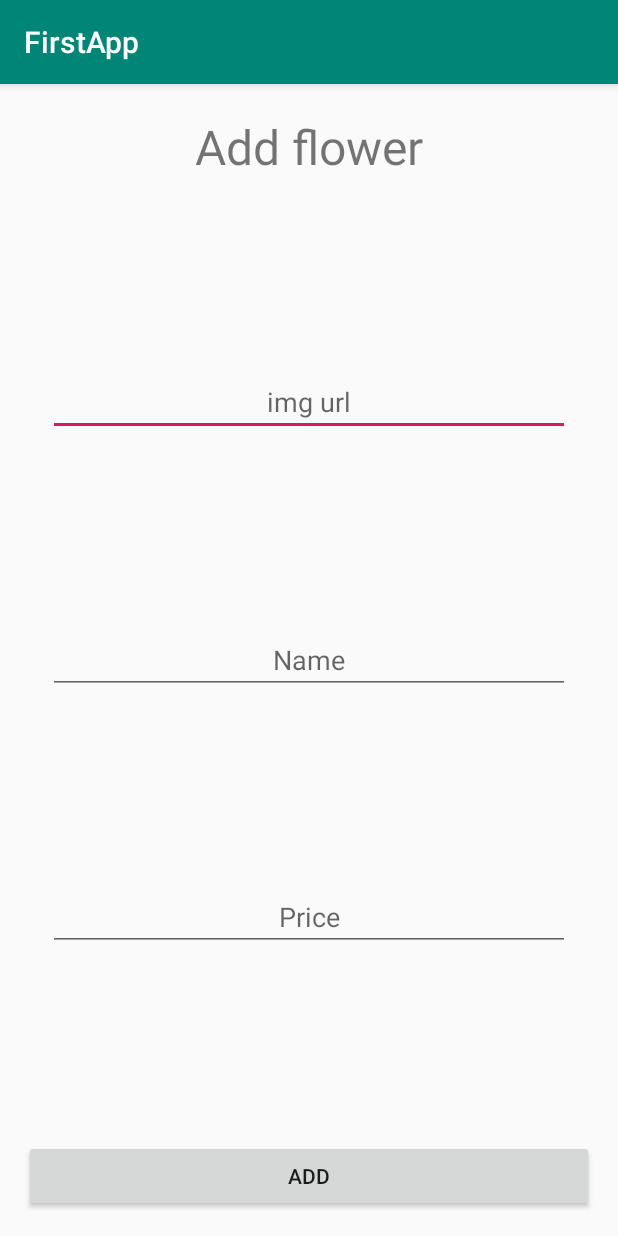
After one commit to devAlexanderKonopelko/TeachMeSkills-Android, an Android app: the AddFlowerActivity screen opened directly, with no data from a screen before it, on a phone screen of 412 x 824 dp. The commit adds this screen. Run offline under Robolectric (Android 15) with nearby library versions, the phone set to English and light mode, and no system bars.

Commit message:
Flowers app
Flowers app added. Worked with fragments, ViewModel and ect.

```diff
--- a/FirstApp/app/build.gradle
+++ b/FirstApp/app/build.gradle
@@ -34,6 +34,9 @@ dependencies {
     implementation "androidx.lifecycle:lifecycle-livedata-ktx:$lifecycle_version"
     implementation "androidx.lifecycle:lifecycle-viewmodel-savedstate:$lifecycle_version"
 
+    //Picasso library
+    implementation 'com.squareup.picasso:picasso:2.71828'
+
     implementation fileTree(dir: 'libs', include: ['*.jar'])
     implementation "org.jetbrains.kotlin:kotlin-stdlib-jdk7:$kotlin_version"
     implementation 'androidx.appcompat:appcompat:1.0.2'
--- a/FirstApp/app/src/main/java/com/example/firstapp/MainActivity.kt
+++ b/FirstApp/app/src/main/java/com/example/firstapp/MainActivity.kt
@@ -3,6 +3,7 @@ package com.example.firstapp
 import android.content.Intent
 import androidx.appcompat.app.AppCompatActivity
 import android.os.Bundle
+import com.example.firstapp.flowers.MainFlowerActivity
 import kotlinx.android.synthetic.main.activity_main.*
 
 class MainActivity : AppCompatActivity() {
@@ -25,5 +26,10 @@ class MainActivity : AppCompatActivity() {
             val newIntent = Intent(this, MainCoronavirusActivity::class.java)
             startActivity(newIntent)
         }
+
+        main_button_4.setOnClickListener {
+            val newIntent = Intent(this, MainFlowerActivity::class.java)
+            startActivity(newIntent)
+        }
     }
 }
--- /dev/null
+++ b/FirstApp/app/src/main/java/com/example/firstapp/flowers/Flower.kt
@@ -0,0 +1,4 @@
+package com.example.firstapp.flowers
+
+data class Flower(val url: String?, val name: String?, val price: Double?) {
+}
--- /dev/null
+++ b/FirstApp/app/src/main/res/layout/add_flower_layout.xml
@@ -0,0 +1,66 @@
+<?xml version="1.0" encoding="utf-8"?>
+<androidx.constraintlayout.widget.ConstraintLayout xmlns:android="http://schemas.android.com/apk/res/android"
+    xmlns:app="http://schemas.android.com/apk/res-auto"
+    xmlns:tools="http://schemas.android.com/tools"
+    android:layout_width="match_parent"
+    android:layout_height="match_parent"
+    tools:context=".flowers.AddFlowerActivity">
+    <TextView
+        android:id="@+id/addFlowerTitle"
+        android:layout_width="wrap_content"
+        android:layout_height="wrap_content"
+        android:layout_marginTop="20dp"
+        android:text="@string/add_flower"
+        android:textSize="32sp"
+        app:layout_constraintLeft_toLeftOf="parent"
+        app:layout_constraintRight_toRightOf="parent"
+        app:layout_constraintTop_toTopOf="parent"/>
+
+    <EditText
+        android:id="@+id/imageUrl"
+        android:layout_width="match_parent"
+        android:layout_height="wrap_content"
+        android:layout_marginLeft="32dp"
+        android:layout_marginRight="32dp"
+        android:hint="@string/img_url"
+        android:textAlignment="center"
+        app:layout_constraintTop_toBottomOf="@+id/addFlowerTitle"
+        app:layout_constraintBottom_toTopOf="@id/editFlowerName"
+        app:layout_constraintLeft_toLeftOf="parent"
+        app:layout_constraintRight_toRightOf="parent"/>
+    <EditText
+        android:id="@+id/editFlowerName"
+        android:layout_width="match_parent"
+        android:layout_height="wrap_content"
+        android:layout_marginLeft="32dp"
+        android:layout_marginRight="32dp"
+        android:hint="@string/name"
+        android:textAlignment="center"
+        app:layout_constraintTop_toBottomOf="@id/imageUrl"
+        app:layout_constraintBottom_toTopOf="@id/editFlowerPrice"
+        app:layout_constraintLeft_toLeftOf="parent"
+        app:layout_constraintRight_toRightOf="parent"/>
+    <EditText
+        android:id="@+id/editFlowerPrice"
+        android:layout_width="match_parent"
+        android:layout_height="wrap_content"
+        android:inputType="numberDecimal"
+        android:layout_marginLeft="32dp"
+        android:layout_marginRight="32dp"
+        android:hint="@string/price"
+        android:textAlignment="center"
+        app:layout_constraintTop_toBottomOf="@id/editFlowerName"
+        app:layout_constraintBottom_toTopOf="@id/addFlowerToList"
+        app:layout_constraintLeft_toLeftOf="parent"
+        app:layout_constraintRight_toRightOf="parent"/>
+
+    <Button
+        android:id="@+id/addFlowerToList"
+        android:layout_width="match_parent"
+        android:layout_height="wrap_content"
+        android:layout_marginLeft="16dp"
+        android:layout_marginRight="16dp"
+        android:layout_marginBottom="16dp"
+        android:text="@string/add"
+        app:layout_constraintBottom_toBottomOf="parent"/>
+</androidx.constraintlayout.widget.ConstraintLayout>
--- a/FirstApp/app/src/main/res/values/strings.xml
+++ b/FirstApp/app/src/main/res/values/strings.xml
@@ -21,4 +21,15 @@
     <string name="refresh_data">Refresh Data</string>
     <string name="flags_and_animation">Flags and Animation</string>
     <string name="coronavirus_app">CoronaVirus App</string>
+
+    <string name="add_flower">Add flower</string>
+    <string name="remove_2">Remove 2</string>
+    <string name="add_1">Add 1</string>
+    <string name="remove_1">Remove 1</string>
+    <string name="add_2">Add 2</string>
+    <string name="add">Add</string>
+    <string name="price">Price</string>
+    <string name="name">Name</string>
+    <string name="img_url">img url</string>
+    <string name="flowers_app">Flowers app</string>
 </resources>
--- a/FirstApp/app/src/main/res/values/styles.xml
+++ b/FirstApp/app/src/main/res/values/styles.xml
@@ -6,8 +6,6 @@
         <item name="colorPrimary">@color/colorPrimary</item>
         <item name="colorPrimaryDark">@color/colorPrimaryDark</item>
         <item name="colorAccent">@color/colorAccent</item>
-        <item name="android:textColor">@color/colorWhite</item>
-        <item name="android:textSize">22sp</item>
     </style>
 
 </resources>
```
Also changed, not shown: FirstApp/app/src/main/AndroidManifest.xml (+8 -0 lines), FirstApp/app/src/main/java/com/example/firstapp/flowers/AddFlowerActivity.kt (added, +47 -0 lines), FirstApp/app/src/main/java/com/example/firstapp/flowers/DetailsActivity.kt (added, +25 -0 lines), FirstApp/app/src/main/java/com/example/firstapp/flowers/FlowersList.kt (added, +9 -0 lines), FirstApp/app/src/main/java/com/example/firstapp/flowers/FragmentBottom.kt (added, +42 -0 lines), FirstApp/app/src/main/java/com/example/firstapp/flowers/FragmentTop.kt (added, +43 -0 lines), FirstApp/app/src/main/java/com/example/firstapp/flowers/MainFlowerActivity.kt (added, +122 -0 lines), FirstApp/app/src/main/java/com/example/firstapp/flowers/MyViewModel.kt (added, +15 -0 lines), FirstApp/app/src/main/res/layout/activity_main.xml (+10 -0 lines), FirstApp/app/src/main/res/layout/activity_main_flowers.xml (added, +72 -0 lines), FirstApp/app/src/main/res/layout/details_layout.xml (added, +36 -0 lines), FirstApp/app/src/main/res/layout/fragment_bottom_layout.xml (added, +39 -0 lines), FirstApp/app/src/main/res/layout/fragment_top_layout.xml (added, +38 -0 lines).
